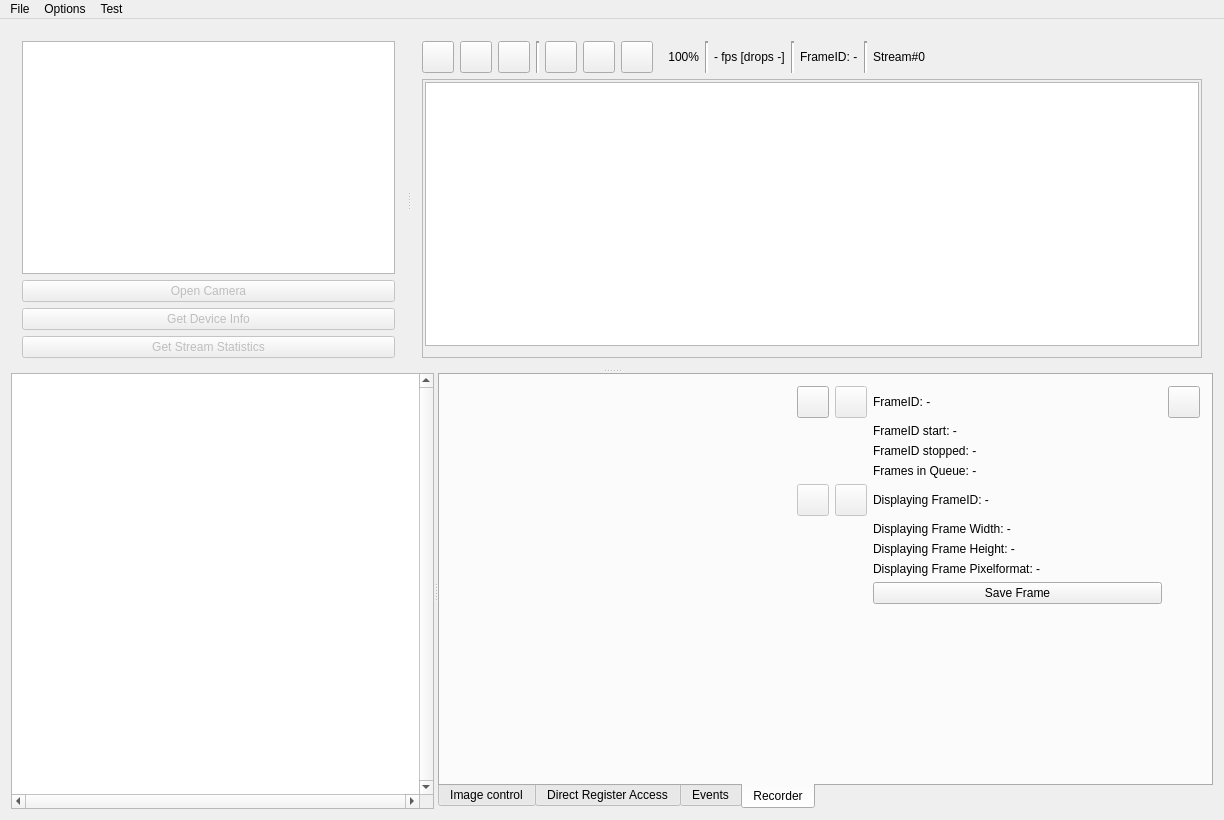
The window that Source/res/v4l2test.ui (alliedvision/V4L2Viewer) describes before a commit, drawn with Qt 5.
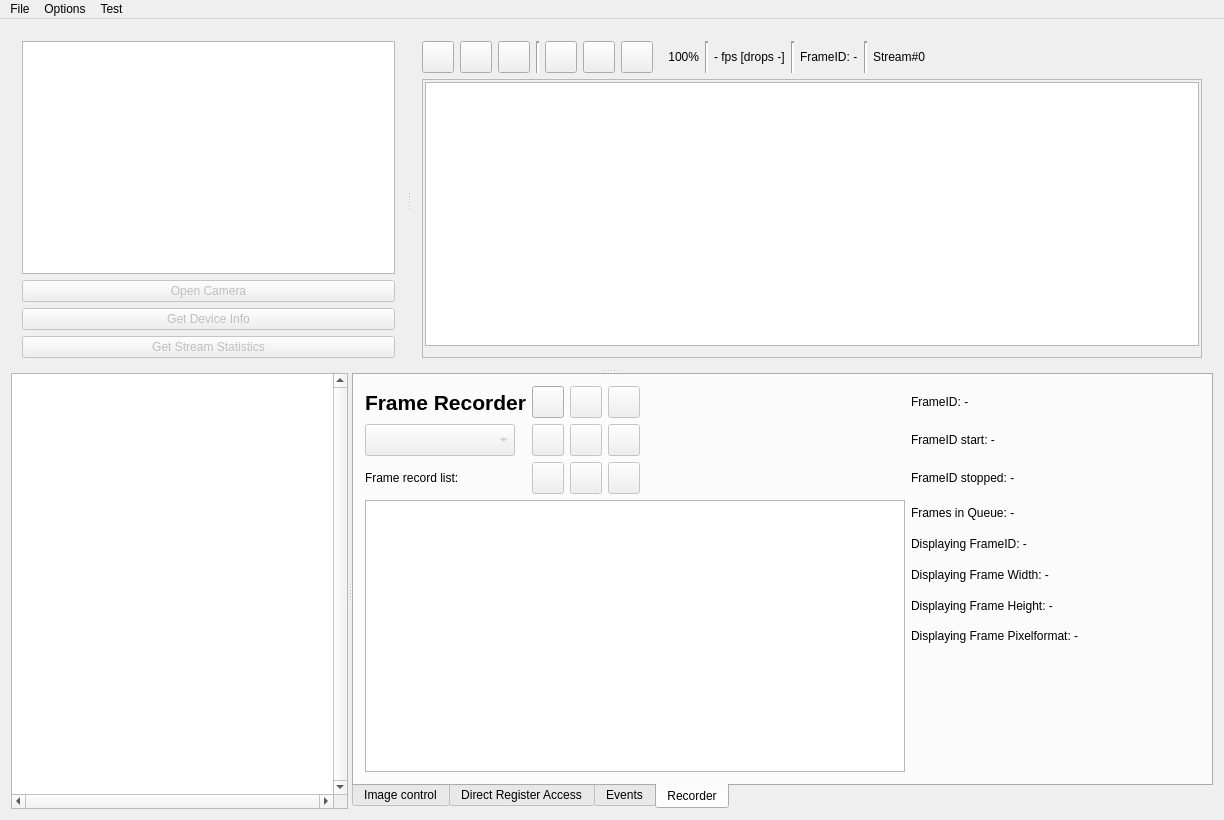
The same window after the commit. The open tabs and pages were chosen to show the change. Icons and pictures are not drawn.

Commit message: changes to GUI and resource file according to additional features and icons

Diff of the .ui file:
```diff
--- a/Source/res/v4l2test.ui
+++ b/Source/res/v4l2test.ui
@@ -1739,7 +1739,239 @@
           <string>Recorder</string>
          </attribute>
          <layout class="QGridLayout" name="gridLayout_7">
+          <item row="3" column="3">
+           <widget class="QPushButton" name="m_SaveFrameSeriesButton">
+            <property name="enabled">
+             <bool>false</bool>
+            </property>
+            <property name="minimumSize">
+             <size>
+              <width>32</width>
+              <height>32</height>
+             </size>
+            </property>
+            <property name="maximumSize">
+             <size>
+              <width>32</width>
+              <height>32</height>
+             </size>
+            </property>
+            <property name="text">
+             <string/>
+            </property>
+            <property name="icon">
+             <iconset resource="v4l2test.qrc">
+              <normaloff>:/v4l2test/saveSeries.ico</normaloff>:/v4l2test/saveSeries.ico</iconset>
+            </property>
+           </widget>
+          </item>
+          <item row="3" column="2">
+           <widget class="QPushButton" name="m_DisplaySaveFrame">
+            <property name="enabled">
+             <bool>false</bool>
+            </property>
+            <property name="minimumSize">
+             <size>
+              <width>32</width>
+              <height>32</height>
+             </size>
+            </property>
+            <property name="maximumSize">
+             <size>
+              <width>32</width>
+              <height>32</height>
+             </size>
+            </property>
+            <property name="text">
+             <string/>
+            </property>
+            <property name="icon">
+             <iconset resource="v4l2test.qrc">
+              <normaloff>:/v4l2test/saveSingle.ico</normaloff>:/v4l2test/saveSingle.ico</iconset>
+            </property>
+           </widget>
+          </item>
+          <item row="0" column="12">
+           <widget class="QLabel" name="m_FrameIDRecording">
+            <property name="minimumSize">
+             <size>
+              <width>189</width>
+              <height>0</height>
+             </size>
+            </property>
+            <property name="maximumSize">
+             <size>
+              <width>189</width>
+              <height>16777215</height>
+             </size>
+            </property>
+            <property name="text">
+             <string>FrameID: -</string>
+            </property>
+           </widget>
+          </item>
+          <item row="1" column="2">
+           <widget class="QPushButton" name="m_GetReferenceButton">
+            <property name="enabled">
+             <bool>false</bool>
+            </property>
+            <property name="minimumSize">
+             <size>
+              <width>32</width>
+              <height>32</height>
+             </size>
+            </property>
+            <property name="maximumSize">
+             <size>
+              <width>32</width>
+              <height>32</height>
+             </size>
+            </property>
+            <property name="text">
+             <string/>
+            </property>
+            <property name="icon">
+             <iconset resource="v4l2test.qrc">
+              <normaloff>:/v4l2test/addReference.ico</normaloff>:/v4l2test/addReference.ico</iconset>
+            </property>
+           </widget>
+          </item>
+          <item row="1" column="3">
+           <widget class="QPushButton" name="m_BackwardDisplayRecording">
+            <property name="enabled">
+             <bool>false</bool>
+            </property>
+            <property name="sizePolicy">
+             <sizepolicy hsizetype="Fixed" vsizetype="Fixed">
+              <horstretch>0</horstretch>
+              <verstretch>0</verstretch>
+             </sizepolicy>
+            </property>
+            <property name="minimumSize">
+             <size>
+              <width>32</width>
+              <height>32</height>
+             </size>
+            </property>
+            <property name="maximumSize">
+             <size>
+              <width>32</width>
+              <height>32</height>
+             </size>
+            </property>
+            <property name="text">
+             <string/>
+            </property>
+            <property name="icon">
+             <iconset resource="v4l2test.qrc">
+              <normaloff>:/v4l2test/back.ico</normaloff>:/v4l2test/back.ico</iconset>
+            </property>
+            <property name="autoRepeat">
+             <bool>true</bool>
+            </property>
+           </widget>
+          </item>
+          <item row="1" column="4">
+           <widget class="QPushButton" name="m_ForewardDisplayRecording">
+            <property name="enabled">
+             <bool>false</bool>
+            </property>
+            <property name="sizePolicy">
+             <sizepolicy hsizetype="Fixed" vsizetype="Fixed">
+              <horstretch>0</horstretch>
+              <verstretch>0</verstretch>
+             </sizepolicy>
+            </property>
+            <property name="minimumSize">
+             <size>
+              <width>32</width>
+              <height>32</height>
+             </size>
+            </property>
+            <property name="maximumSize">
+             <size>
+              <width>32</width>
+              <height>32</height>
+             </size>
+            </property>
+            <property name="text">
+             <string/>
+            </property>
+            <property name="icon">
+             <iconset resource="v4l2test.qrc">
+              <normaloff>:/v4l2test/next.ico</normaloff>:/v4l2test/next.ico</iconset>
+            </property>
+            <property name="autoRepeat">
+             <bool>true</bool>
+            </property>
+           </widget>
+          </item>
+          <item row="0" column="3">
+           <widget class="QPushButton" name="m_StopRecordButton">
+            <property name="enabled">
+             <bool>false</bool>
+            </property>
+            <property name="sizePolicy">
+             <sizepolicy hsizetype="Fixed" vsizetype="Fixed">
+              <horstretch>0</horstretch>
+              <verstretch>0</verstretch>
+             </sizepolicy>
+            </property>
+            <property name="minimumSize">
+             <size>
+              <width>32</width>
+              <height>32</height>
+             </size>
+            </property>
+            <property name="maximumSize">
+             <size>
+              <width>32</width>
+              <height>32</height>
+             </size>
+            </property>
+            <property name="text">
+             <string/>
+            </property>
+            <property name="icon">
+             <iconset resource="v4l2test.qrc">
+              <normaloff>:/v4l2test/recordStop.ico</normaloff>:/v4l2test/recordStop.ico</iconset>
+            </property>
+           </widget>
+          </item>
           <item row="0" column="1">
+           <widget class="QLabel" name="label_9">
+            <property name="maximumSize">
+             <size>
+              <width>170</width>
+              <height>100</height>
+             </size>
+            </property>
+            <property name="font">
+             <font>
+              <pointsize>16</pointsize>
+              <weight>75</weight>
+              <bold>true</bold>
+             </font>
+            </property>
+            <property name="text">
+             <string>Frame Recorder</string>
+            </property>
+           </widget>
+          </item>
+          <item row="3" column="1">
+           <widget class="QLabel" name="label_30">
+            <property name="maximumSize">
+             <size>
+              <width>170</width>
+              <height>16777215</height>
+             </size>
+            </property>
+            <property name="text">
+             <string>Frame record list:</string>
+            </property>
+           </widget>
+          </item>
+          <item row="0" column="2">
            <widget class="QPushButton" name="m_StartRecordButton">
             <property name="sizePolicy">
              <sizepolicy hsizetype="Fixed" vsizetype="Fixed">
@@ -1771,8 +2003,14 @@
             </property>
            </widget>
           </item>
-          <item row="0" column="7">
+          <item row="4" column="1" rowspan="9" colspan="7">
+           <widget class="QTableWidget" name="m_FrameRecordTable"/>
+          </item>
+          <item row="0" column="4">
            <widget class="QPushButton" name="m_DeleteRecording">
+            <property name="enabled">
+             <bool>false</bool>
+            </property>
             <property name="sizePolicy">
              <sizepolicy hsizetype="Fixed" vsizetype="Fixed">
               <horstretch>0</horstretch>
@@ -1800,7 +2038,7 @@
             </property>
            </widget>
           </item>
-          <item row="0" column="0">
+          <item row="0" column="6">
            <spacer name="horizontalSpacer_4">
             <property name="orientation">
              <enum>Qt::Horizontal</enum>
@@ -1813,65 +2051,24 @@
             </property>
            </spacer>
           </item>
-          <item row="4" column="1">
-           <widget class="QPushButton" name="m_BackwardDisplayRecording">
-            <property name="enabled">
-             <bool>false</bool>
-            </property>
-            <property name="sizePolicy">
-             <sizepolicy hsizetype="Fixed" vsizetype="Fixed">
-              <horstretch>0</horstretch>
-              <verstretch>0</verstretch>
-             </sizepolicy>
-            </property>
-            <property name="minimumSize">
-             <size>
-              <width>32</width>
-              <height>32</height>
-             </size>
-            </property>
-            <property name="maximumSize">
-             <size>
-              <width>32</width>
-              <height>32</height>
-             </size>
-            </property>
-            <property name="text">
-             <string/>
-            </property>
-            <property name="icon">
-             <iconset resource="v4l2test.qrc">
-              <normaloff>:/v4l2test/StepB128.png</normaloff>:/v4l2test/StepB128.png</iconset>
-            </property>
-            <property name="autoRepeat">
-             <bool>true</bool>
-            </property>
-           </widget>
-          </item>
-          <item row="9" column="1">
-           <spacer name="verticalSpacer_2">
+          <item row="1" column="6">
+           <spacer name="horizontalSpacer_5">
             <property name="orientation">
-             <enum>Qt::Vertical</enum>
+             <enum>Qt::Horizontal</enum>
             </property>
             <property name="sizeHint" stdset="0">
              <size>
-              <width>20</width>
-              <height>40</height>
+              <width>40</width>
+              <height>20</height>
              </size>
             </property>
            </spacer>
           </item>
-          <item row="0" column="2">
-           <widget class="QPushButton" name="m_StopRecordButton">
+          <item row="3" column="4">
+           <widget class="QPushButton" name="m_CalcDeviationButton">
             <property name="enabled">
              <bool>false</bool>
             </property>
-            <property name="sizePolicy">
-             <sizepolicy hsizetype="Fixed" vsizetype="Fixed">
-              <horstretch>0</horstretch>
-              <verstretch>0</verstretch>
-             </sizepolicy>
-            </property>
             <property name="minimumSize">
              <size>
               <width>32</width>
@@ -1893,103 +2090,81 @@
             </property>
            </widget>
           </item>
-          <item row="4" column="2">
-           <widget class="QPushButton" name="m_ForewardDisplayRecording">
+          <item row="1" column="1">
+           <widget class="QComboBox" name="m_SelectFileExtensionComboBox">
             <property name="enabled">
              <bool>false</bool>
             </property>
-            <property name="sizePolicy">
-             <sizepolicy hsizetype="Fixed" vsizetype="Fixed">
-              <horstretch>0</horstretch>
-              <verstretch>0</verstretch>
-             </sizepolicy>
-            </property>
             <property name="minimumSize">
              <size>
-              <width>32</width>
-              <height>32</height>
-             </size>
-            </property>
-            <property name="maximumSize">
-             <size>
-              <width>32</width>
-              <height>32</height>
-             </size>
-            </property>
-            <property name="text">
-             <string/>
-            </property>
-            <property name="icon">
-             <iconset resource="v4l2test.qrc">
-              <normaloff>:/v4l2test/StepF128.png</normaloff>:/v4l2test/StepF128.png</iconset>
-            </property>
-            <property name="autoRepeat">
-             <bool>true</bool>
-            </property>
-           </widget>
-          </item>
-          <item row="0" column="5">
-           <widget class="QLabel" name="m_FrameIDRecording">
-            <property name="minimumSize">
-             <size>
-              <width>189</width>
+              <width>150</width>
               <height>0</height>
              </size>
             </property>
             <property name="maximumSize">
              <size>
-              <width>189</width>
-              <height>16777215</height>
+              <width>150</width>
+              <height>100</height>
              </size>
             </property>
-            <property name="text">
-             <string>FrameID: -</string>
-            </property>
            </widget>
           </item>
-          <item row="1" column="5">
+          <item row="3" column="6">
+           <spacer name="horizontalSpacer_6">
+            <property name="orientation">
+             <enum>Qt::Horizontal</enum>
+            </property>
+            <property name="sizeHint" stdset="0">
+             <size>
+              <width>40</width>
+              <height>20</height>
+             </size>
+            </property>
+           </spacer>
+          </item>
+          <item row="1" column="12">
            <widget class="QLabel" name="m_FrameIDStartedRecord">
             <property name="text">
              <string>FrameID start: -</string>
             </property>
            </widget>
           </item>
-          <item row="2" column="5">
+          <item row="3" column="12">
            <widget class="QLabel" name="m_FrameIDStoppedRecord">
             <property name="text">
              <string>FrameID stopped: -</string>
             </property>
            </widget>
           </item>
-          <item row="3" column="5">
+          <item row="4" column="12">
            <widget class="QLabel" name="m_FramesInQueue">
             <property name="text">
              <string>Frames in Queue: -</string>
             </property>
            </widget>
           </item>
-          <item row="4" column="5">
+          <item row="5" column="12">
            <widget class="QLabel" name="m_DisplayFrameID">
             <property name="text">
              <string>Displaying FrameID: -</string>
             </property>
            </widget>
           </item>
-          <item row="5" column="5">
+          <item row="6" column="12">
            <widget class="QLabel" name="m_DisplayFrameWidth">
             <property name="text">
              <string>Displaying Frame Width: -</string>
             </property>
            </widget>
           </item>
-          <item row="6" column="5">
+          <item row="7" column="12">
            <widget class="QLabel" name="m_DisplayFrameHeight">
             <property name="text">
              <string>Displaying Frame Height: -</string>
             </property>
            </widget>
           </item>
-          <item row="7" column="5">
+          <item row="8" column="12">
            <widget class="QLabel" name="m_DisplayFramePixelformat">
             <property name="minimumSize">
              <size>
@@ -2002,13 +2177,6 @@
             </property>
            </widget>
           </item>
-          <item row="8" column="5">
-           <widget class="QPushButton" name="m_DisplaySaveFrame">
-            <property name="text">
-             <string>Save Frame</string>
-            </property>
-           </widget>
-          </item>
          </layout>
         </widget>
        </widget>
```
Left out of the diff: 14 changed lines with no effect on the pictures. The commit also changes 1 other file.
